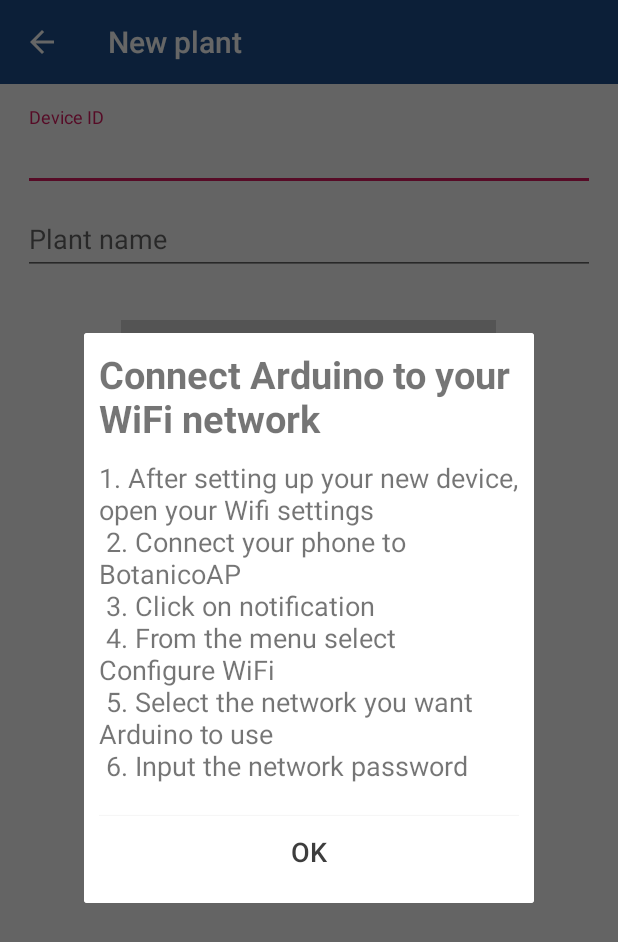
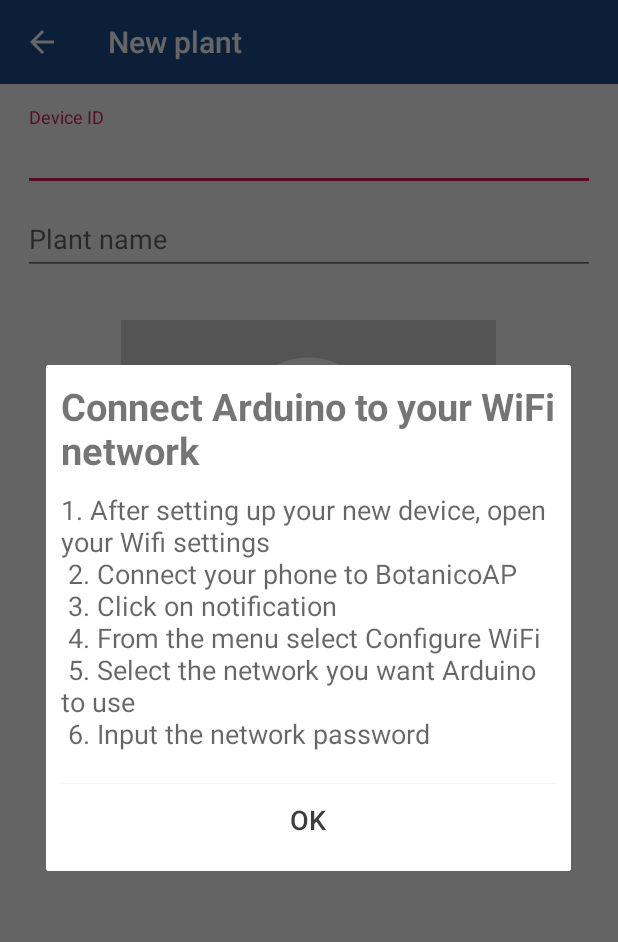
Before and after one commit to nperic1/Botanico, an Android app: the AddGardenActivity screen opened directly, with no data from a screen before it, after a tap on "Configure WiFi for new plant", on a phone screen of 412 x 824 dp. Shown: the top 942 px of the screen. Run offline under Robolectric (Android 15) with nearby library versions, the phone set to English and light mode, and no system bars; our stand-ins replace Firebase (no records; nobody signed in at launch, a user with empty details on screens opened directly).

Commit message:
Dodan je način izmjene naslova toolbara, stilovi za tekst te su promijenjena imena klasa i xml-a
Implementiran je način izmjene naslova toolbara u fragmentima, pridruženi su stilovi tekstovima u aplikaciji te su usklađena imena klasa i xml datoteka (activity ili fragment).

```diff
--- a/app/src/main/java/hr/foi/air1817/botanico/AddGardenActivity.java
+++ b/app/src/main/java/hr/foi/air1817/botanico/AddGardenActivity.java
@@ -10,15 +10,10 @@ import android.provider.MediaStore;
 import android.support.annotation.NonNull;
 import android.support.v7.app.AppCompatActivity;
 import android.support.v7.widget.Toolbar;
-import android.view.Gravity;
-import android.view.LayoutInflater;
 import android.view.MenuItem;
-import android.view.MotionEvent;
 import android.view.View;
 import android.widget.Button;
 import android.widget.ImageButton;
-import android.widget.LinearLayout;
-import android.widget.PopupWindow;
 import android.widget.Toast;
 
 import com.google.android.gms.tasks.OnFailureListener;
@@ -29,7 +24,6 @@ import com.google.firebase.storage.StorageReference;
 import com.google.firebase.storage.UploadTask;
 
 import java.io.IOException;
-import java.util.Set;
 import java.util.UUID;
 
 public class AddGardenActivity extends AppCompatActivity {
@@ -42,7 +36,7 @@ public class AddGardenActivity extends AppCompatActivity {
     @Override
     protected void onCreate(Bundle savedInstanceState) {
         super.onCreate(savedInstanceState);
-        setContentView(R.layout.add_plant_fragment);
+        setContentView(R.layout.activity_add_plant);
         btnChoose=(ImageButton)findViewById(R.id.button_choose_image);
 
         setToolbar();
@@ -67,7 +61,7 @@ public class AddGardenActivity extends AppCompatActivity {
 
     public void showPopUp(View view){
         final Dialog dialog = new Dialog(this);
-        dialog.setContentView(R.layout.activity_wifi_popup);
+        dialog.setContentView(R.layout.wifi_dialog);
 
         Button dialogButton = (Button) dialog.findViewById(R.id.dialog_ok);
         dialogButton.setOnClickListener(new View.OnClickListener() {
--- a/app/src/main/java/hr/foi/air1817/botanico/InfoFragment.java
+++ b/app/src/main/java/hr/foi/air1817/botanico/InfoFragment.java
@@ -1,7 +1,6 @@
 package hr.foi.air1817.botanico;
 
 import android.os.Bundle;
-import android.support.v4.app.Fragment;
 import android.view.LayoutInflater;
 import android.view.View;
 import android.view.ViewGroup;
@@ -9,7 +8,7 @@ import android.view.ViewGroup;
 public class InfoFragment extends android.app.Fragment {
     @Override
     public View onCreateView(LayoutInflater inflater, ViewGroup container, Bundle savedInstanceState) {
-        View v = inflater.inflate(R.layout.info, container, false);
+        View v = inflater.inflate(R.layout.info_fragment, container, false);
         return v;
     }
 }
--- a/app/src/main/java/hr/foi/air1817/botanico/MainActivity.java
+++ b/app/src/main/java/hr/foi/air1817/botanico/MainActivity.java
@@ -138,7 +138,7 @@ public class MainActivity extends AppCompatActivity implements android.app.Fragm
                         switch (menuItem.getItemId()){
                             //TODO Dodat ostale fragmente iz glavnog izbornika
                             case R.id.nav_home:
-                                getSupportActionBar().setTitle(R.string.app_name);
+                                getSupportActionBar().setTitle(R.string.nav_home);
                                 PlantListFragment plf = new PlantListFragment();
                                 changeFragment(plf);
                                 break;
--- a/app/src/main/java/hr/foi/air1817/botanico/PlantDetailsFragment.java
+++ b/app/src/main/java/hr/foi/air1817/botanico/PlantDetailsFragment.java
@@ -2,15 +2,13 @@ package hr.foi.air1817.botanico;
 
 import android.annotation.TargetApi;
 import android.app.Fragment;
-import android.arch.lifecycle.LiveData;
-import android.arch.lifecycle.Observer;
-import android.arch.lifecycle.ViewModelProviders;
 import android.net.Uri;
 import android.os.Build;
 import android.os.Bundle;
 import android.support.annotation.Nullable;
 import android.support.annotation.RequiresApi;
 import android.support.v4.app.FragmentActivity;
+import android.support.v7.app.AppCompatActivity;
 import android.util.Log;
 import android.view.LayoutInflater;
 import android.view.View;
@@ -45,6 +43,8 @@ public class PlantDetailsFragment extends Fragment {
     @Override
     public void onStart() {
         super.onStart();
+
+        ((AppCompatActivity)getActivity()).getSupportActionBar().setTitle(R.string.nav_plant_details);
 
         final ImageView plantImage = getView().findViewById(R.id.plantImage);
         final TextView temp = getView().findViewById(R.id.temperature_data);
--- a/app/src/main/java/hr/foi/air1817/botanico/WifiPopUp.java
+++ b/app/src/main/java/hr/foi/air1817/botanico/WifiPopUp.java
@@ -8,6 +8,6 @@ public class WifiPopUp extends AppCompatActivity {
     @Override
     protected void onCreate(Bundle savedInstanceState) {
         super.onCreate(savedInstanceState);
-        setContentView(R.layout.activity_wifi_popup);
+        setContentView(R.layout.wifi_dialog);
     }
 }
--- a/app/src/main/res/layout/add_plant_fragment.xml
+++ b/app/src/main/res/layout/activity_add_plant.xml
@@ -66,6 +66,7 @@
                     android:textAlignment="center"
                     android:padding="10dp"
                     android:textColor="@color/colorAccent"
+                    style="@style/TextAppearance.AppCompat.Small"
                     android:onClick="chooseImage"/>
             </LinearLayout>
 
@@ -83,7 +84,7 @@
                     android:layout_weight="2"
                     android:text="@string/WiFi_setup_help"
                     android:textColor="@color/textPrimary"
-                    android:textSize="18dp"
+                    style="@style/TextAppearance.AppCompat.Medium"
                     android:onClick="showPopUp" />
 
                 <ImageButton
@@ -102,6 +103,7 @@
                 android:layout_height="wrap_content"
                 android:layout_gravity="center_horizontal"
                 android:text="@string/save_plant"
+
                 android:onClick="uploadImage"/>
 
         </LinearLayout>
--- a/app/src/main/res/layout/info.xml
+++ b/app/src/main/res/layout/info_fragment.xml
@@ -6,5 +6,7 @@
         android:layout_width="match_parent"
         android:layout_height="match_parent"
         android:padding="10dp"
-        android:text="@string/app_info"/>
+        android:text="@string/app_info"
+        android:textColor="@color/textPrimary"
+        style="@style/TextAppearance.AppCompat.Medium"/>
 </android.support.constraint.ConstraintLayout>
--- a/app/src/main/res/layout/activity_wifi_popup.xml
+++ b/app/src/main/res/layout/wifi_dialog.xml
@@ -9,7 +9,7 @@
     <LinearLayout xmlns:android="http://schemas.android.com/apk/res/android"
         android:id="@+id/content_frame"
         android:layout_height="wrap_content"
-        android:layout_width="300dp"
+        android:layout_width="350dp"
         android:layout_gravity="center|center_horizontal"
         android:padding="10dp"
         android:background="#FFFFFF"
@@ -30,7 +30,7 @@
             android:layout_height="wrap_content"
             android:layout_gravity="center"
             android:text="@string/wifi_steps"
-            android:textSize="18dp" />
+            style="@style/TextAppearance.AppCompat.Medium" />
 
         <Button
             android:id="@+id/dialog_ok"
--- a/app/src/main/res/values/strings.xml
+++ b/app/src/main/res/values/strings.xml
@@ -20,7 +20,8 @@
     <string name="WiFi_setup_help">Configure WiFi for new plant</string>
     <string name="drawer_open">Open navigation drawer</string>
     <string name="drawer_close">Close navigation drawer</string>
-    <string name="app_info">Botanico is mobile application which helps you ...</string>
+    <string name="app_info">Botanico is a mobile application which helps you ...</string>
     <string name="upload_image"><u>Upload cover image for your plant</u></string>
     <string name="save_plant">Save</string>
+    <string name="nav_plant_details">Plant details</string>
 </resources>
```
Also changed, not shown: app/src/main/java/hr/foi/air1817/botanico/PlantListFragment.java (+7 -0 lines).
